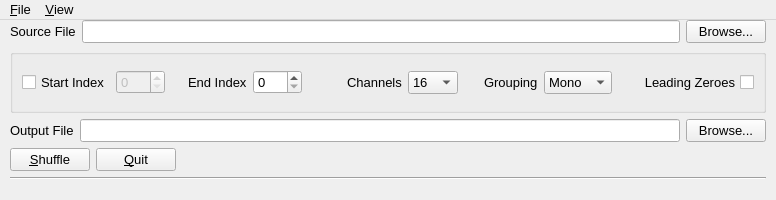
Before: the Qt Designer form UI/main_window.ui in themgineer/Ultrix-Audio-Shuffling-Generator, drawn with Qt 5.
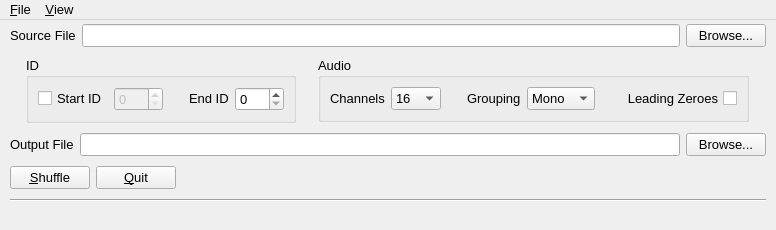
After: the same form once the commit is applied. Icons and pictures are not drawn.

Diff of the .ui file:
```diff
--- a/UI/main_window.ui
+++ b/UI/main_window.ui
@@ -7,7 +7,7 @@
     <x>0</x>
     <y>0</y>
     <width>776</width>
-    <height>200</height>
+    <height>230</height>
    </rect>
   </property>
   <property name="sizePolicy">
@@ -19,7 +19,7 @@
   <property name="minimumSize">
    <size>
     <width>776</width>
-    <height>200</height>
+    <height>230</height>
    </size>
   </property>
   <property name="maximumSize">
@@ -92,11 +92,19 @@
      </layout>
     </item>
     <item>
-     <widget class="QGroupBox" name="groupBox">
+     <layout class="QHBoxLayout" name="horizontalLayout_5">
+      <item>
+       <widget class="QGroupBox" name="groupBox_3">
+        <property name="sizePolicy">
+         <sizepolicy hsizetype="Fixed" vsizetype="Fixed">
+          <horstretch>0</horstretch>
+          <verstretch>0</verstretch>
+         </sizepolicy>
+        </property>
       <property name="title">
-       <string/>
-      </property>
-      <layout class="QHBoxLayout" name="horizontalLayout_3">
+         <string>ID</string>
+        </property>
+        <layout class="QHBoxLayout" name="horizontalLayout_6">
        <item>
         <widget class="QCheckBox" name="ck_start_index">
          <property name="enabled">
@@ -112,7 +120,7 @@
           <string>Set the index of the first source to use to generate audio sources.</string>
          </property>
          <property name="text">
-          <string>Start Index</string>
+            <string>Start ID</string>
          </property>
          <property name="checked">
           <bool>false</bool>
@@ -124,6 +132,12 @@
          <property name="enabled">
           <bool>false</bool>
          </property>
+           <property name="sizePolicy">
+            <sizepolicy hsizetype="Fixed" vsizetype="Fixed">
+             <horstretch>0</horstretch>
+             <verstretch>0</verstretch>
+            </sizepolicy>
+           </property>
          <property name="maximum">
           <number>288</number>
          </property>
@@ -135,46 +149,60 @@
           <enum>Qt::Orientation::Horizontal</enum>
          </property>
          <property name="sizeType">
-          <enum>QSizePolicy::Policy::Fixed</enum>
+            <enum>QSizePolicy::Policy::Expanding</enum>
          </property>
          <property name="sizeHint" stdset="0">
           <size>
-           <width>17</width>
-           <height>16</height>
+             <width>20</width>
+             <height>20</height>
           </size>
          </property>
         </spacer>
        </item>
        <item>
         <widget class="QLabel" name="label_4">
+           <property name="sizePolicy">
+            <sizepolicy hsizetype="Fixed" vsizetype="Fixed">
+             <horstretch>0</horstretch>
+             <verstretch>0</verstretch>
+            </sizepolicy>
+           </property>
          <property name="toolTip">
           <string>Set the index of the last source to use to generate audio sources.</string>
          </property>
          <property name="text">
-          <string>End Index</string>
+            <string>End ID</string>
          </property>
         </widget>
        </item>
        <item>
         <widget class="QSpinBox" name="sb_end_index">
+           <property name="sizePolicy">
+            <sizepolicy hsizetype="Fixed" vsizetype="Fixed">
+             <horstretch>0</horstretch>
+             <verstretch>0</verstretch>
+            </sizepolicy>
+           </property>
          <property name="maximum">
           <number>288</number>
          </property>
         </widget>
        </item>
+        </layout>
+       </widget>
+      </item>
        <item>
-        <spacer name="horizontalSpacer_5">
-         <property name="orientation">
-          <enum>Qt::Orientation::Horizontal</enum>
-         </property>
-         <property name="sizeHint" stdset="0">
-          <size>
-           <width>40</width>
-           <height>20</height>
-          </size>
-         </property>
-        </spacer>
-       </item>
+       <widget class="QGroupBox" name="groupBox_2">
+        <property name="sizePolicy">
+         <sizepolicy hsizetype="Fixed" vsizetype="Fixed">
+          <horstretch>0</horstretch>
+          <verstretch>0</verstretch>
+         </sizepolicy>
+        </property>
+        <property name="title">
+         <string>Audio</string>
+        </property>
+        <layout class="QHBoxLayout" name="horizontalLayout_7">
        <item>
         <widget class="QLabel" name="label_5">
          <property name="toolTip">
@@ -309,6 +337,8 @@
       </layout>
      </widget>
     </item>
+     </layout>
+    </item>
     <item>
      <layout class="QHBoxLayout" name="horizontalLayout_2">
       <item>
```
Left out of the diff: 6 changed lines with no effect on the pictures. Lines whose indentation alone changed are shown as unchanged.
